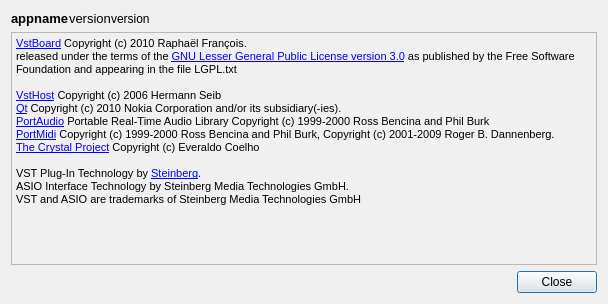
First picture: the form in src/vstboard/views/aboutdialog.ui, repository rbarreiros/vstboard, before the edit.
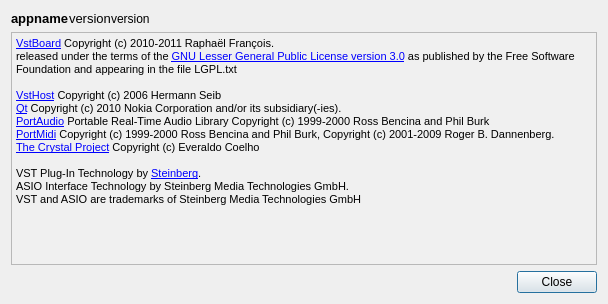
Second picture: the form after the edit. Icons and pictures are not drawn.

Commit message: splash and about dialog licenses

```diff
--- a/src/vstboard/views/aboutdialog.ui
+++ b/src/vstboard/views/aboutdialog.ui
@@ -137,7 +137,7 @@
 &lt;html&gt;&lt;head&gt;&lt;meta name=&quot;qrichtext&quot; content=&quot;1&quot; /&gt;&lt;style type=&quot;text/css&quot;&gt;
 p, li { white-space: pre-wrap; }
 &lt;/style&gt;&lt;/head&gt;&lt;body style=&quot; font-family:'MS Shell Dlg 2'; font-size:8.25pt; font-weight:400; font-style:normal;&quot;&gt;
-&lt;p style=&quot; margin-top:0px; margin-bottom:0px; margin-left:0px; margin-right:0px; -qt-block-indent:0; text-indent:0px;&quot;&gt;&lt;a href=&quot;http://vstboard.blogspot.com/&quot;&gt;&lt;span style=&quot; font-size:8pt; text-decoration: underline; color:#0000ff;&quot;&gt;VstBoard&lt;/span&gt;&lt;/a&gt;&lt;span style=&quot; font-size:8pt; color:#000000;&quot;&gt; Copyright (c) 2010 Raphaël François. &lt;/span&gt;&lt;/p&gt;
+&lt;p style=&quot; margin-top:0px; margin-bottom:0px; margin-left:0px; margin-right:0px; -qt-block-indent:0; text-indent:0px;&quot;&gt;&lt;a href=&quot;http://vstboard.blogspot.com/&quot;&gt;&lt;span style=&quot; font-size:8pt; text-decoration: underline; color:#0000ff;&quot;&gt;VstBoard&lt;/span&gt;&lt;/a&gt;&lt;span style=&quot; font-size:8pt; color:#000000;&quot;&gt; Copyright (c) 2010-2011 Raphaël François. &lt;/span&gt;&lt;/p&gt;
 &lt;p style=&quot; margin-top:0px; margin-bottom:0px; margin-left:0px; margin-right:0px; -qt-block-indent:0; text-indent:0px;&quot;&gt;&lt;span style=&quot; font-size:8pt; color:#000000;&quot;&gt;released under the terms of the &lt;/span&gt;&lt;a href=&quot;http://www.gnu.org/licenses/lgpl.html&quot;&gt;&lt;span style=&quot; font-size:8pt; text-decoration: underline; color:#0000ff;&quot;&gt;GNU Lesser General Public License version 3.0&lt;/span&gt;&lt;/a&gt;&lt;span style=&quot; font-size:8pt; color:#000000;&quot;&gt; as published by the Free Software Foundation and appearing in the file LGPL.txt&lt;/span&gt;&lt;/p&gt;
 &lt;p style=&quot;-qt-paragraph-type:empty; margin-top:0px; margin-bottom:0px; margin-left:0px; margin-right:0px; -qt-block-indent:0; text-indent:0px; font-size:8pt;&quot;&gt;&lt;/p&gt;
 &lt;p style=&quot; margin-top:0px; margin-bottom:0px; margin-left:0px; margin-right:0px; -qt-block-indent:0; text-indent:0px;&quot;&gt;&lt;a href=&quot;http://www.hermannseib.com/&quot;&gt;&lt;span style=&quot; font-size:8pt; text-decoration: underline; color:#0000ff;&quot;&gt;VstHost&lt;/span&gt;&lt;/a&gt;&lt;span style=&quot; font-size:8pt; color:#000000;&quot;&gt; Copyright (c) 2006 Hermann Seib&lt;/span&gt;&lt;/p&gt;
```
The commit also changes 2 other files.
